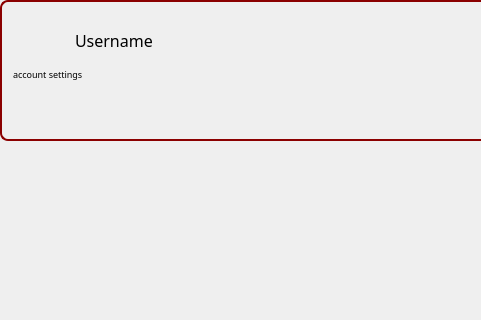
The window that homepage.ui (Projetcpp-2A11/LeagueManagementStudio) describes before a commit, drawn with Qt 5; both pictures show x 0 to 481 and y 0 to 320 of the 1000 by 800 pixel window.
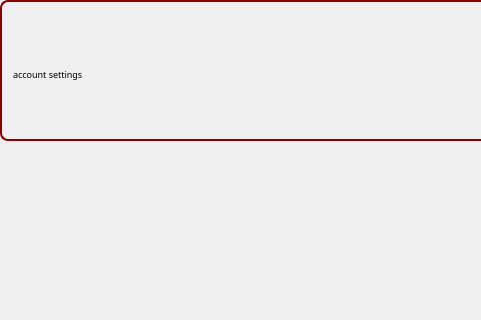
The same window after the commit. Icons and pictures are not drawn.

The edit to the form file:
```diff
--- a/homepage.ui
+++ b/homepage.ui
@@ -88,7 +88,7 @@
      <rect>
       <x>75</x>
       <y>25</y>
-      <width>101</width>
+      <width>321</width>
       <height>31</height>
      </rect>
     </property>
@@ -103,7 +103,7 @@
 border:none;</string>
     </property>
     <property name="text">
-     <string>Username</string>
+     <string/>
     </property>
    </widget>
    <widget class="QLabel" name="accountSettingsLabel">
```
